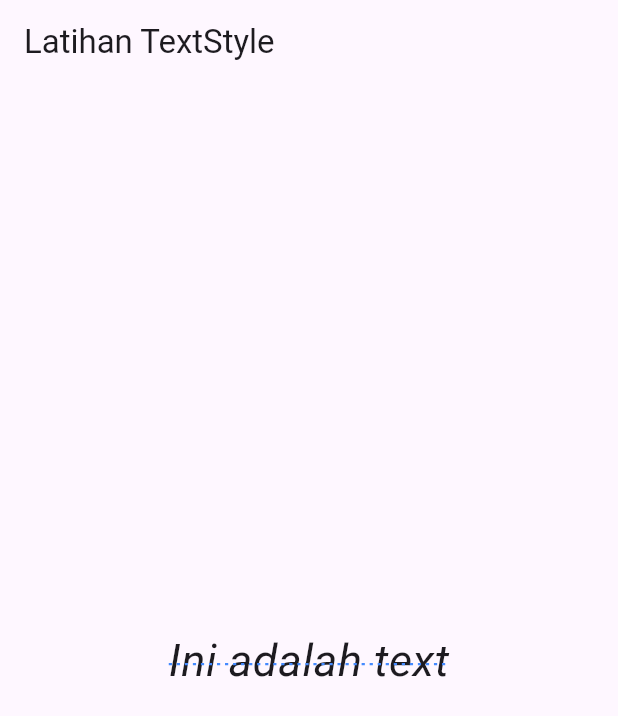
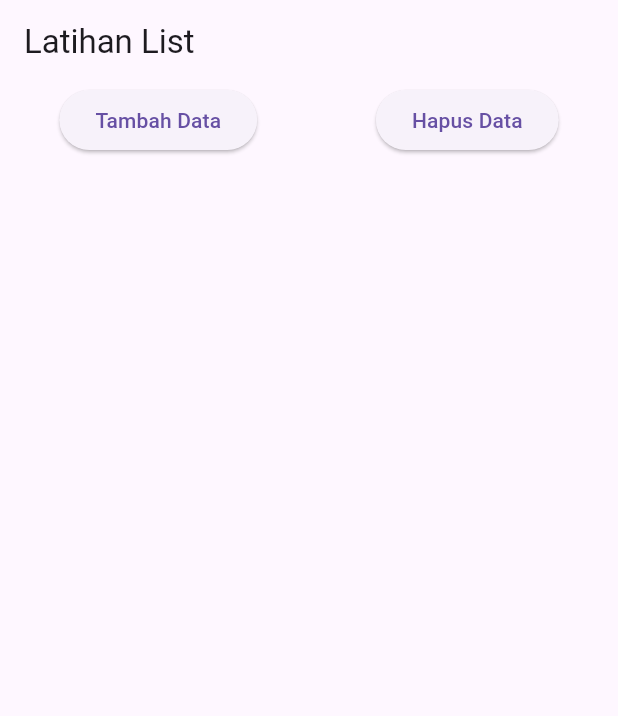
Before and after one commit to Falllll/belajar-flutter, a Flutter app: the screen it shows after launch, on a phone screen of 412 x 824 dp. Shown: the top 716 px of the screen. Run offline on Flutter 3.47's test engine with Material 3 defaults, Android fonts, the light colour scheme and no system bars.

Commit message:
Belajar list view

```diff
--- a/lib/main.dart
+++ b/lib/main.dart
@@ -4,28 +4,48 @@ void main() {
   runApp(const MyApp());
 }
 
-class MyApp extends StatelessWidget {
+class MyApp extends StatefulWidget {
   const MyApp({super.key});
+
+  @override
+  State<MyApp> createState() => _MyAppState();
+}
+
+class _MyAppState extends State<MyApp> {
+  List<Widget> widgets = [];
+  int counter = 1;
 
   @override
   Widget build(BuildContext context) {
     return MaterialApp(
       home: Scaffold(
         appBar: AppBar(
-          title: Text("Latihan TextStyle"),
+          title: Text("Latihan List"),
         ),
-        body: Center(
-          child: Text(
-            "Ini adalah text",
-            style: TextStyle(
-                fontFamily: "Roboto",
-                fontSize: 30,
-                fontStyle: FontStyle.italic,
-                decoration: TextDecoration.lineThrough,
-                decorationColor: Colors.blueAccent,
-                decorationThickness: 1,
-                decorationStyle: TextDecorationStyle.dotted),
-          ),
+        body: Column(
+          children: <Widget>[
+            Row(
+              mainAxisAlignment: MainAxisAlignment.spaceAround,
+              children: <Widget>[
+                ElevatedButton(onPressed: (){
+                  setState(() {
+                    widgets.add(Text("Data ke-" + counter.toString()));
+                    counter++;
+                  });
+                }, child: Text("Tambah Data")),
+                ElevatedButton(onPressed: (){
+                  setState(() {
+                    widgets.removeLast();
+                    counter--;
+                  });
+                }, child: Text("Hapus Data"))
+              ],
+            ),
+            Column(
+              crossAxisAlignment: CrossAxisAlignment.start,
+              children: widgets,
+            )
+          ],
         ),
       ),
     );
```
